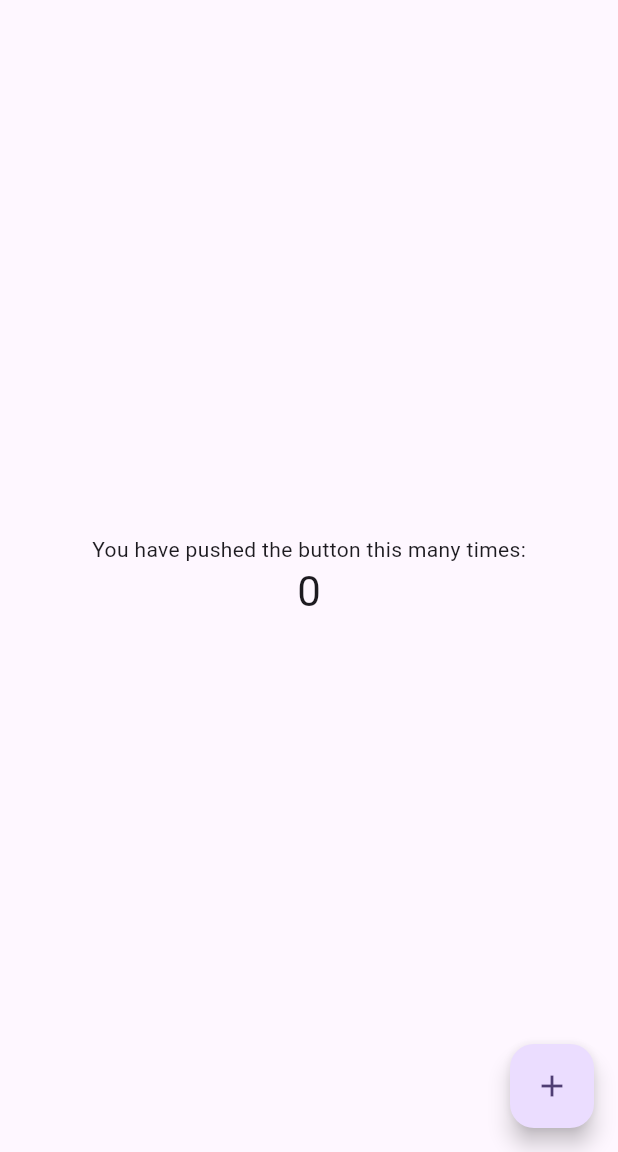
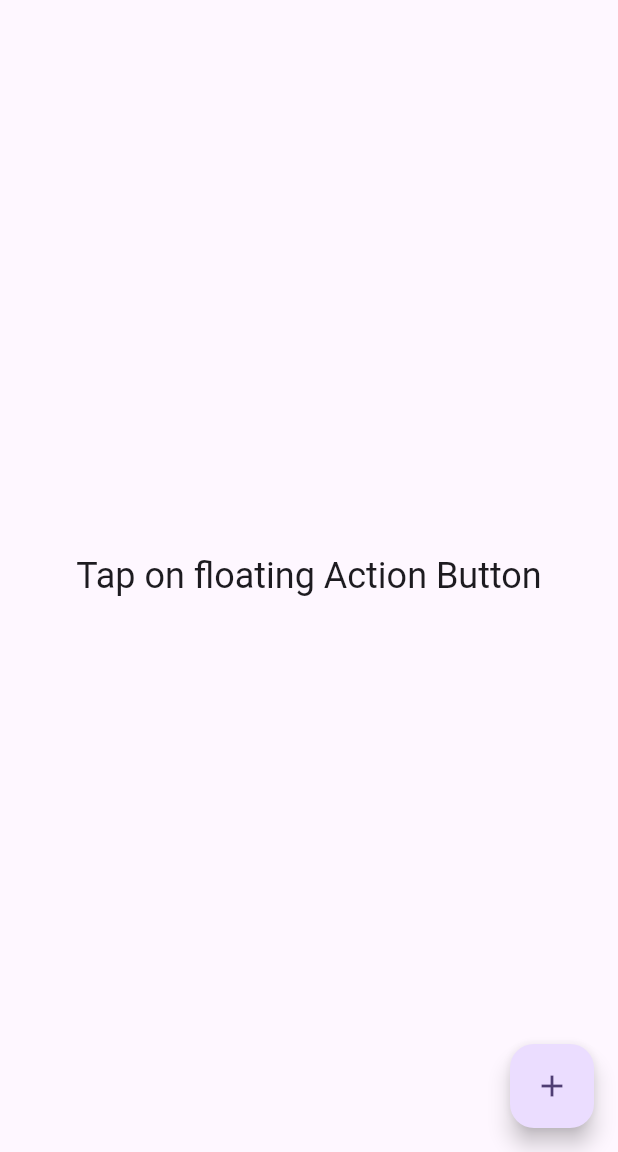
Before and after one commit to tsoni330/local_notification, a Flutter app: the screen it shows after launch, on a phone screen of 412 x 824 dp, the part 84-1236 px from its top. Run offline on Flutter 3.47's test engine with Material 2 defaults, Android fonts, the phone set to English and light mode, and no system bars; our stand-ins replace flutter_local_notifications, timezone.

Commit message:
Large text size

```diff
--- a/lib/main.dart
+++ b/lib/main.dart
@@ -113,19 +113,7 @@ class _MyHomePageState extends State<MyHomePage> {
         title: Text(widget.title),
       ),
       body: Center(
-
-        child: Column(
-          mainAxisAlignment: MainAxisAlignment.center,
-          children: <Widget>[
-            const Text(
-              'You have pushed the button this many times:',
-            ),
-            Text(
-              '$_counter',
-              style: Theme.of(context).textTheme.headlineMedium,
-            ),
-          ],
-        ),
+        child: Text("Tap on floating Action Button",style: Theme.of(context).textTheme.headlineSmall,),
       ),
       floatingActionButton: FloatingActionButton(
         onPressed: showNotification,
```
